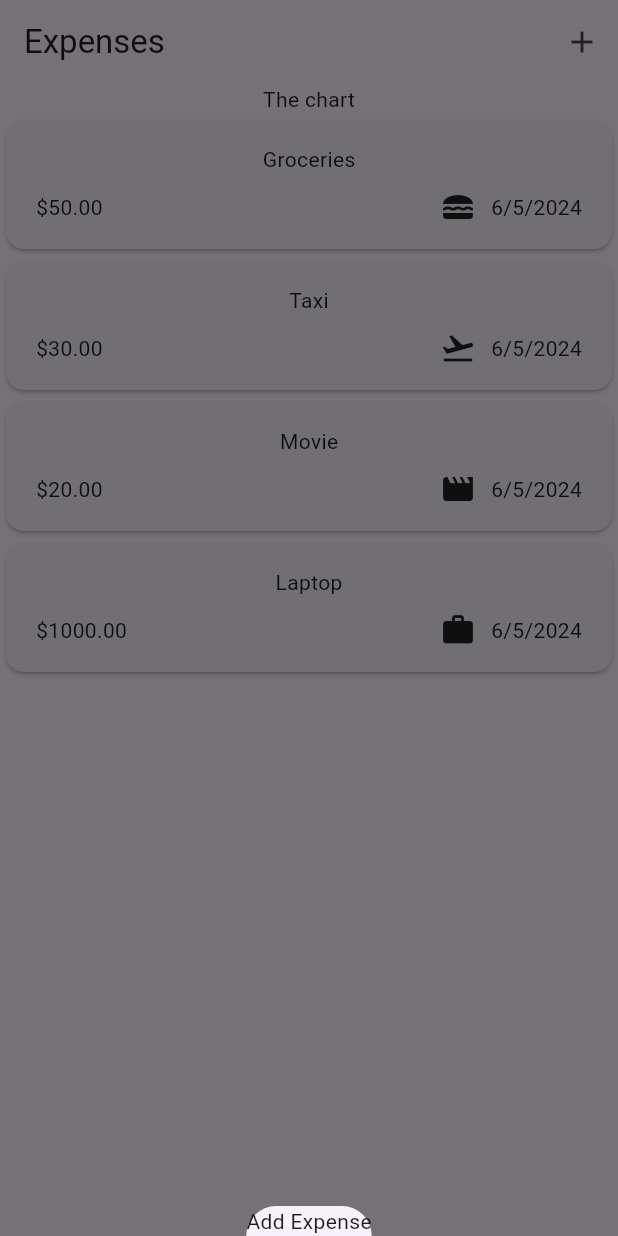
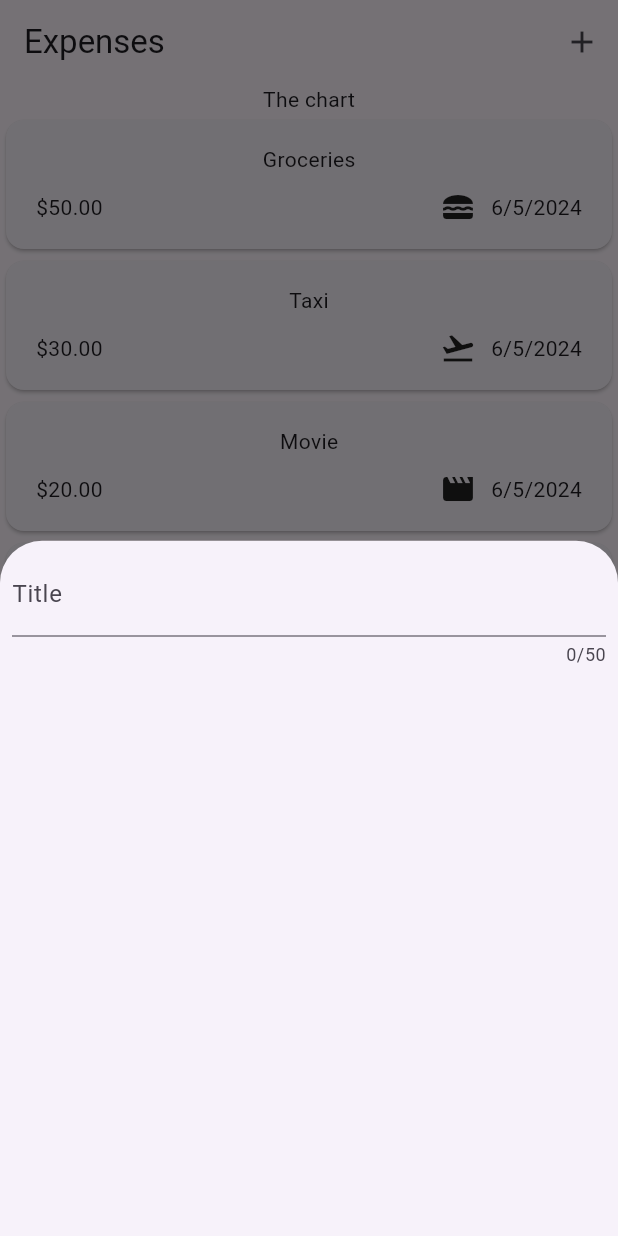
Before and after one commit to bokute2010/flutter-udemy-course, a Flutter app: the screen it shows after launch, after a tap on the "add" icon, on a phone screen of 412 x 824 dp. Run offline on Flutter 3.47's test engine with Material 3 defaults, Android fonts, the phone set to English and light mode, and no system bars; our stand-ins replace google_fonts.

Commit message:
108. Handling User (Text) Input with the TextField Widget

```diff
--- a/expense_tracker/lib/widgets/expenses.dart
+++ b/expense_tracker/lib/widgets/expenses.dart
@@ -1,4 +1,5 @@
 import 'package:expense_tracker/widgets/expense_list/expense_list.dart';
+import 'package:expense_tracker/widgets/new_expense.dart';
 import 'package:flutter/material.dart';
 import 'package:expense_tracker/models/expense.dart';
 import 'package:flutter/widgets.dart';
@@ -37,7 +38,9 @@ class _ExpensesState extends State<Expenses> {
 
   void _openAddExpenseOverlay() {
     showModalBottomSheet(
-        context: context, builder: (ctx) => const Text('Add Expense'));
+      context: context,
+      builder: (ctx) => const NewExpense(),
+    );
   }
 
   @override
--- /dev/null
+++ b/expense_tracker/lib/widgets/new_expense.dart
@@ -0,0 +1,27 @@
+import 'package:flutter/material.dart';
+
+class NewExpense extends StatefulWidget {
+  const NewExpense({super.key});
+
+  @override
+  State<StatefulWidget> createState() {
+    return _NewExpenseState();
+  }
+}
+
+class _NewExpenseState extends State<NewExpense> {
+  @override
+  Widget build(BuildContext context) {
+    return const Padding(
+      padding: EdgeInsets.all(8),
+      child: Column(
+        children: [
+          TextField(
+            maxLength: 50,
+            decoration: InputDecoration(labelText: 'Title'),
+          ),
+        ],
+      ),
+    );
+  }
+}
```
